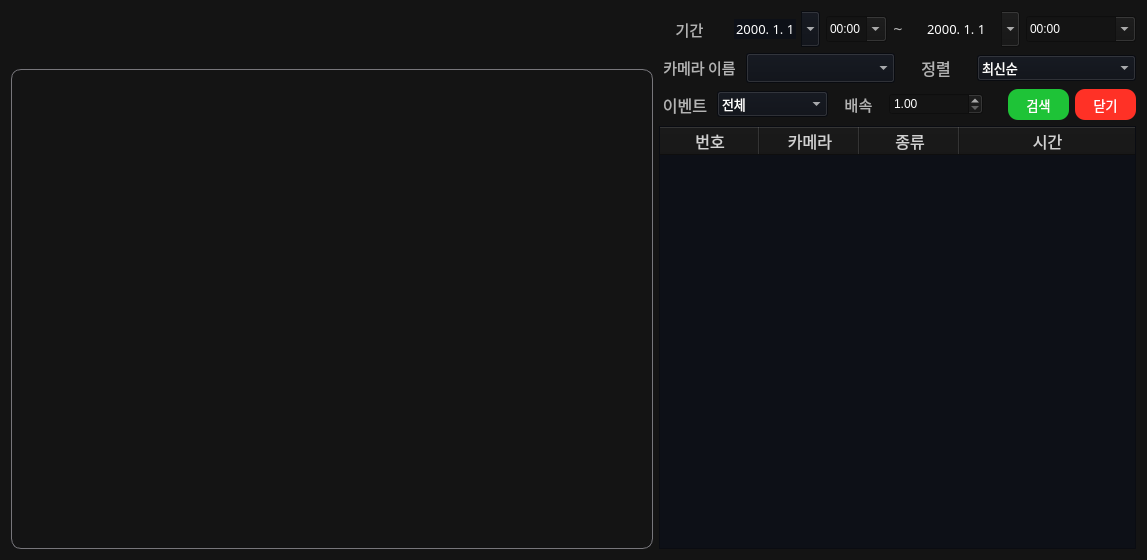
First picture: the form in ui/search.ui, repository diddytpq/MS-AI-Viewer, before the edit.
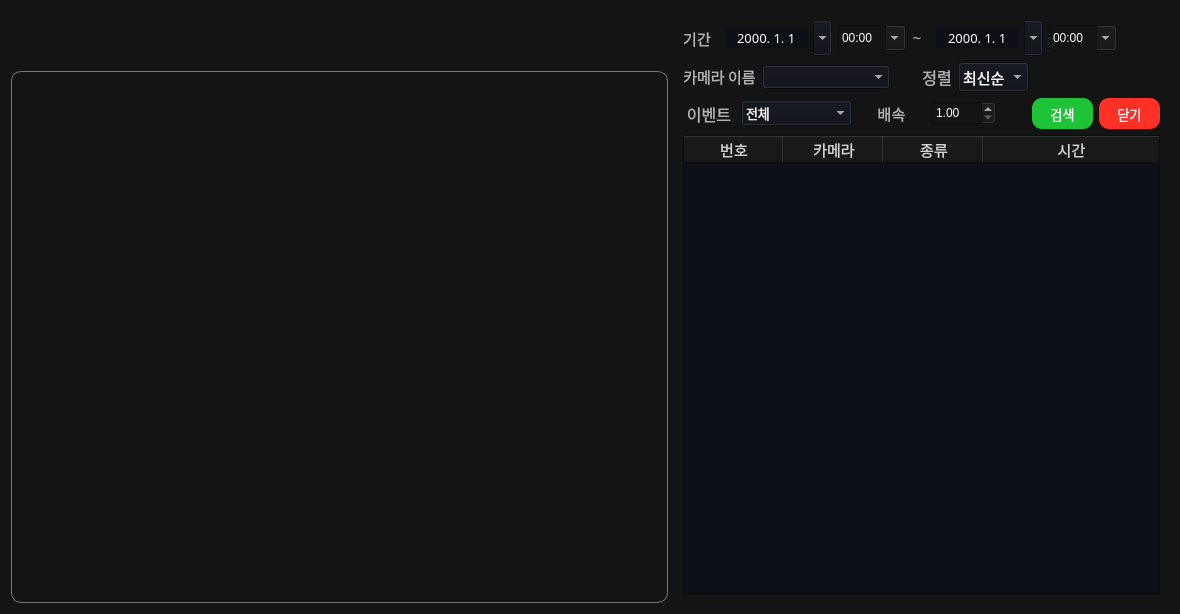
Second picture: the form after the edit. Icons and pictures are not drawn.

Commit message: EDIT : search ui calender design

The edit to the form file:
```diff
--- a/ui/search.ui
+++ b/ui/search.ui
@@ -6,8 +6,8 @@
    <rect>
     <x>0</x>
     <y>0</y>
-    <width>1147</width>
-    <height>560</height>
+    <width>1180</width>
+    <height>614</height>
    </rect>
   </property>
   <property name="windowTitle">
@@ -17,10 +17,10 @@
    <string notr="true">background-color: rgb(20, 20, 20);
 </string>
   </property>
+  <layout class="QVBoxLayout" name="verticalLayout_4">
+   <item>
   <layout class="QHBoxLayout" name="horizontalLayout_14">
    <item>
-    <layout class="QHBoxLayout" name="horizontalLayout_13">
-     <item>
       <layout class="QVBoxLayout" name="verticalLayout_2">
        <item>
         <widget class="QWidget" name="widget" native="true">
@@ -118,6 +118,15 @@
       </layout>
      </item>
      <item>
+      <widget class="QWidget" name="widget_2" native="true">
+       <property name="sizePolicy">
+        <sizepolicy hsizetype="Fixed" vsizetype="Preferred">
+         <horstretch>0</horstretch>
+         <verstretch>0</verstretch>
+        </sizepolicy>
+       </property>
+       <layout class="QHBoxLayout" name="horizontalLayout_2">
+        <item>
       <layout class="QVBoxLayout" name="verticalLayout_3">
        <item>
         <layout class="QHBoxLayout" name="horizontalLayout_5">
@@ -144,9 +153,21 @@
             </widget>
            </item>
            <item>
-            <layout class="QHBoxLayout" name="horizontalLayout_2">
+               <layout class="QHBoxLayout" name="horizontalLayout_3">
              <item>
               <widget class="QDateEdit" name="time_day_start_input">
+                  <property name="minimumSize">
+                   <size>
+                    <width>115</width>
+                    <height>0</height>
+                   </size>
+                  </property>
+                  <property name="maximumSize">
+                   <size>
+                    <width>105</width>
+                    <height>16777215</height>
+                   </size>
+                  </property>
                <property name="font">
                 <font>
                  <family>Sans</family>
@@ -157,30 +178,29 @@
                 <enum>Qt::FocusPolicy::NoFocus</enum>
                </property>
                <property name="styleSheet">
-                <string notr="true">
+                   <string notr="true">QDateEdit {
+    padding: 5px;
+    color: rgb(255, 255, 255);
+    background-color: rgb(13, 16, 23);
+    selection-background-color: rgb(53, 132, 228);
+}
+QCalendarWidget {
+    font-size: 11pt; /* 폰트 크기를 크게 설정하여 전체 크기 증가 */
+    background-color: rgb(87, 227, 137);
+    alternate-background-color: rgb(87, 227, 137);
+}
+QCalendarWidget QWidget { /* All child widgets of QCalendarWidget */
+color: rgb(255, 255, 255);
+background-color: #323232;  
+alternate-background-color: rgb(28, 113, 216);
+border-radius: 15px;
+}
+QCalendarWidget QAbstractItemView {
+selection-background-color: rgb(100, 100, 100);;
+selection-color: white;
+}
 
 
-            QDateEdit {
-                padding: 5px;
-					color: rgb(255, 255, 255);
-					background-color: rgb(13, 16, 23);
-					selection-background-color: rgb(53, 132, 228);
-
-            }
-			QCalendarWidget {
-                background-color: rgb(87, 227, 137);
-                alternate-background-color: rgb(87, 227, 137);
-            }
-            QCalendarWidget QWidget { /* All child widgets of QCalendarWidget */
-                color: black;
-					background-color: #f0f0f0;  
-					alternate-background-color: rgb(28, 113, 216);
-            }
-            QCalendarWidget QAbstractItemView {
-                selection-background-color: rgb(87, 227, 137);;
-                selection-color: white;
-            }
-
 </string>
                </property>
                <property name="frame">
@@ -217,6 +237,18 @@
              </item>
              <item>
               <widget class="QComboBox" name="time_hour_start_box">
+                  <property name="minimumSize">
+                   <size>
+                    <width>68</width>
+                    <height>0</height>
+                   </size>
+                  </property>
+                  <property name="maximumSize">
+                   <size>
+                    <width>68</width>
+                    <height>16777215</height>
+                   </size>
+                  </property>
                <property name="font">
                 <font>
                  <family>Sans</family>
@@ -388,9 +420,21 @@
           </widget>
          </item>
          <item>
-          <layout class="QHBoxLayout" name="horizontalLayout_3">
+             <layout class="QHBoxLayout" name="horizontalLayout_6">
            <item>
             <widget class="QDateEdit" name="time_day_end_input">
+                <property name="minimumSize">
+                 <size>
+                  <width>115</width>
+                  <height>0</height>
+                 </size>
+                </property>
+                <property name="maximumSize">
+                 <size>
+                  <width>105</width>
+                  <height>16777215</height>
+                 </size>
+                </property>
              <property name="font">
               <font>
                <family>Sans</family>
@@ -401,23 +445,28 @@
               <enum>Qt::FocusPolicy::NoFocus</enum>
              </property>
              <property name="styleSheet">
-              <string notr="true">            QDateEdit {
-                padding: 5px;
-                color: white;
-            }
-			QCalendarWidget {
-                background-color: rgb(87, 227, 137);
-                alternate-background-color: rgb(87, 227, 137);
-            }
-            QCalendarWidget QWidget { /* All child widgets of QCalendarWidget */
-                color: black;
-					background-color: #f0f0f0;  
-					alternate-background-color: rgb(28, 113, 216);
-            }
-            QCalendarWidget QAbstractItemView {
-                selection-background-color: rgb(87, 227, 137);;
-                selection-color: white;
-            }
+                 <string notr="true">QDateEdit {
+    padding: 5px;
+    color: rgb(255, 255, 255);
+    background-color: rgb(13, 16, 23);
+    selection-background-color: rgb(53, 132, 228);
+}
+QCalendarWidget {
+    font-size: 11pt; /* 폰트 크기를 크게 설정하여 전체 크기 증가 */
+    background-color: rgb(87, 227, 137);
+    alternate-background-color: rgb(87, 227, 137);
+}
+QCalendarWidget QWidget { /* All child widgets of QCalendarWidget */
+color: rgb(255, 255, 255);
+background-color: #323232;  
+alternate-background-color: rgb(28, 113, 216);
+border-radius: 15px;
+}
+QCalendarWidget QAbstractItemView {
+selection-background-color: rgb(100, 100, 100);;
+selection-color: white;
+}
+
 
 </string>
              </property>
@@ -446,6 +495,18 @@
            </item>
            <item>
             <widget class="QComboBox" name="time_hour_end_box">
+                <property name="minimumSize">
+                 <size>
+                  <width>68</width>
+                  <height>0</height>
+                 </size>
+                </property>
+                <property name="maximumSize">
+                 <size>
+                  <width>68</width>
+                  <height>16777215</height>
+                 </size>
+                </property>
              <property name="font">
               <font>
                <family>Sans</family>
@@ -586,6 +647,19 @@
              </item>
             </widget>
            </item>
+              <item>
+               <spacer name="horizontalSpacer_5">
+                <property name="orientation">
+                 <enum>Qt::Orientation::Horizontal</enum>
+                </property>
+                <property name="sizeHint" stdset="0">
+                 <size>
+                  <width>40</width>
+                  <height>20</height>
+                 </size>
+                </property>
+               </spacer>
+              </item>
           </layout>
          </item>
         </layout>
@@ -593,7 +667,7 @@
        <item>
         <layout class="QHBoxLayout" name="horizontalLayout_8">
          <item>
-          <layout class="QHBoxLayout" name="horizontalLayout_6">
+             <layout class="QHBoxLayout" name="horizontalLayout_7">
            <item>
             <widget class="QLabel" name="camera_num_label">
              <property name="maximumSize">
@@ -622,6 +696,18 @@
            </item>
            <item>
             <widget class="QComboBox" name="camera_name_box">
+                <property name="minimumSize">
+                 <size>
+                  <width>128</width>
+                  <height>0</height>
+                 </size>
+                </property>
+                <property name="maximumSize">
+                 <size>
+                  <width>16777215</width>
+                  <height>24</height>
+                 </size>
+                </property>
              <property name="font">
               <font>
                <family>Sans</family>
@@ -643,7 +729,23 @@
           </layout>
          </item>
          <item>
-          <layout class="QHBoxLayout" name="horizontalLayout_7">
+             <spacer name="horizontalSpacer_3">
+              <property name="orientation">
+               <enum>Qt::Orientation::Horizontal</enum>
+              </property>
+              <property name="sizeType">
+               <enum>QSizePolicy::Policy::Fixed</enum>
+              </property>
+              <property name="sizeHint" stdset="0">
+               <size>
+                <width>26</width>
+                <height>20</height>
+               </size>
+              </property>
+             </spacer>
+            </item>
+            <item>
+             <layout class="QHBoxLayout" name="horizontalLayout_9">
            <item>
             <widget class="QLabel" name="sort_label">
              <property name="maximumSize">
@@ -672,10 +774,16 @@
            </item>
            <item>
             <widget class="QComboBox" name="sort_box">
+                <property name="maximumSize">
+                 <size>
+                  <width>71</width>
+                  <height>16777215</height>
+                 </size>
+                </property>
              <property name="font">
               <font>
                <family>Sans</family>
-               <pointsize>10</pointsize>
+                  <pointsize>11</pointsize>
                <bold>false</bold>
               </font>
              </property>
@@ -700,6 +808,19 @@
              </item>
             </widget>
            </item>
+              <item>
+               <spacer name="horizontalSpacer_2">
+                <property name="orientation">
+                 <enum>Qt::Orientation::Horizontal</enum>
+                </property>
+                <property name="sizeHint" stdset="0">
+                 <size>
+                  <width>40</width>
+                  <height>20</height>
+                 </size>
+                </property>
+               </spacer>
+              </item>
           </layout>
          </item>
         </layout>
@@ -707,7 +828,7 @@
        <item>
         <layout class="QHBoxLayout" name="horizontalLayout_12">
          <item>
-          <layout class="QHBoxLayout" name="horizontalLayout_9">
+             <layout class="QHBoxLayout" name="horizontalLayout_10">
            <item>
             <widget class="QLabel" name="event_label">
              <property name="maximumSize">
@@ -787,7 +908,7 @@
           </layout>
          </item>
          <item>
-          <layout class="QHBoxLayout" name="horizontalLayout_10">
+             <layout class="QHBoxLayout" name="horizontalLayout_11">
            <item>
             <widget class="QLabel" name="time_video_time_speed_label">
              <property name="maximumSize">
@@ -819,6 +940,18 @@
            </item>
            <item>
             <widget class="QDoubleSpinBox" name="time_video_time_speed_input">
+                <property name="minimumSize">
+                 <size>
+                  <width>0</width>
+                  <height>24</height>
+                 </size>
+                </property>
+                <property name="maximumSize">
+                 <size>
+                  <width>65</width>
+                  <height>24</height>
+                 </size>
+                </property>
              <property name="styleSheet">
               <string notr="true">color: rgb(255, 255, 255);</string>
              </property>
@@ -834,7 +967,7 @@
             </widget>
            </item>
            <item>
-            <spacer name="horizontalSpacer_2">
+               <spacer name="horizontalSpacer_4">
              <property name="orientation">
               <enum>Qt::Orientation::Horizontal</enum>
              </property>
@@ -852,7 +985,7 @@
           </layout>
          </item>
          <item>
-          <layout class="QHBoxLayout" name="horizontalLayout_11">
+             <layout class="QHBoxLayout" name="horizontalLayout_13">
            <item>
             <widget class="QPushButton" name="time_search_bnt">
              <property name="minimumSize">
@@ -1040,7 +1173,7 @@
           </property>
           <property name="font">
            <font>
-            <pointsize>12</pointsize>
+               <pointsize>11</pointsize>
            </font>
           </property>
          </column>
@@ -1050,7 +1183,7 @@
           </property>
           <property name="font">
            <font>
-            <pointsize>12</pointsize>
+               <pointsize>11</pointsize>
            </font>
           </property>
          </column>
@@ -1060,7 +1193,7 @@
           </property>
           <property name="font">
            <font>
-            <pointsize>12</pointsize>
+               <pointsize>11</pointsize>
            </font>
           </property>
          </column>
@@ -1070,13 +1203,16 @@
           </property>
           <property name="font">
            <font>
-            <pointsize>12</pointsize>
+               <pointsize>11</pointsize>
            </font>
           </property>
          </column>
         </widget>
        </item>
       </layout>
+        </item>
+       </layout>
+      </widget>
      </item>
     </layout>
    </item>
```
Left out of the diff: 2 changed lines with no effect on the pictures. Lines whose indentation alone changed are shown as unchanged. The commit also changes 4 other files.
